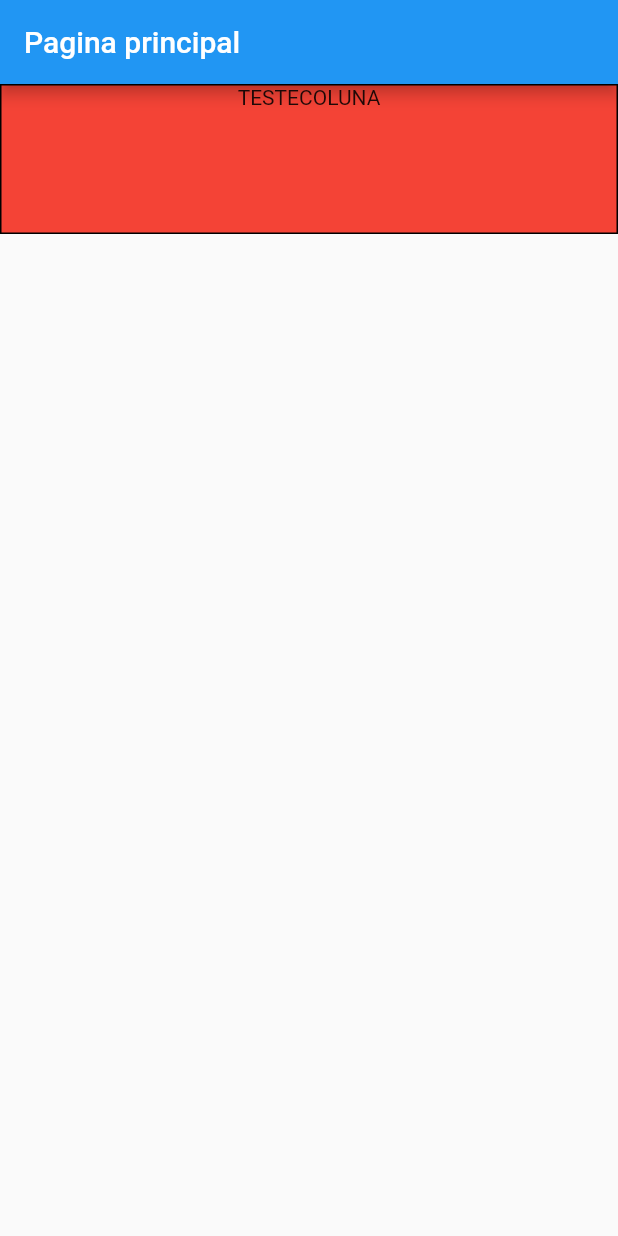
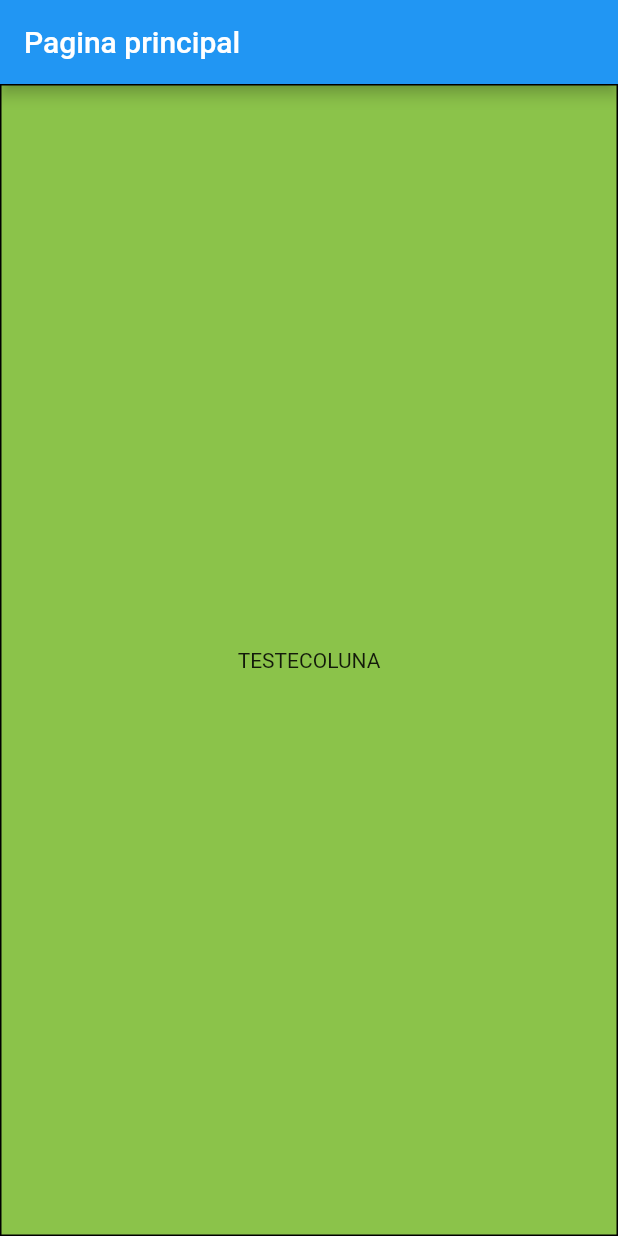
Before and after one commit to developerWelligton/Estudo-Flutter, a Flutter app: the screen it shows after launch, on a phone screen of 412 x 824 dp. Run offline on Flutter 3.47's test engine with Material 2 defaults, Android fonts, the phone set to English and light mode, and no system bars.

Commit message:
Centralizar coluna verticalmente

```diff
--- a/lib/main.dart
+++ b/lib/main.dart
@@ -27,22 +27,29 @@ class SuporteState extends State<estadoGlobalful> {
     return Scaffold(
       appBar: AppBar(title: Text("Pagina principal")),
       //body é o conteúdo principal
+
       body: Container(
-        width: double.infinity,
-        //double.infinity : PEGA TODA AREA DO APP
-        height: 100,
+       width:double.infinity,
+        height:double.infinity,
+
 
         //PINTA AREA DE FUNDO :decoration: BoxDecoration
         decoration: BoxDecoration(
-          color: Colors.red,
+          color: Colors.lightGreen,
           border: Border.all(),
         ),
         //Como criar uma coluna ?
         child: Column(
-          children: [Text("TESTECOLUNA")],
+//CENTRALIZAR VERTICAL
+
+/*//é usada uma propriedade chamada mainAxisAlignment
+
+//ela instancia um método chamando MainAxisAlignment.center que realiza esse trabalho.
+ */
+           mainAxisAlignment: MainAxisAlignment.center,
+          children: [Text("TESTECOLUNA",)],
         ),
       ),
     );
   }
 }
-//teste
```
